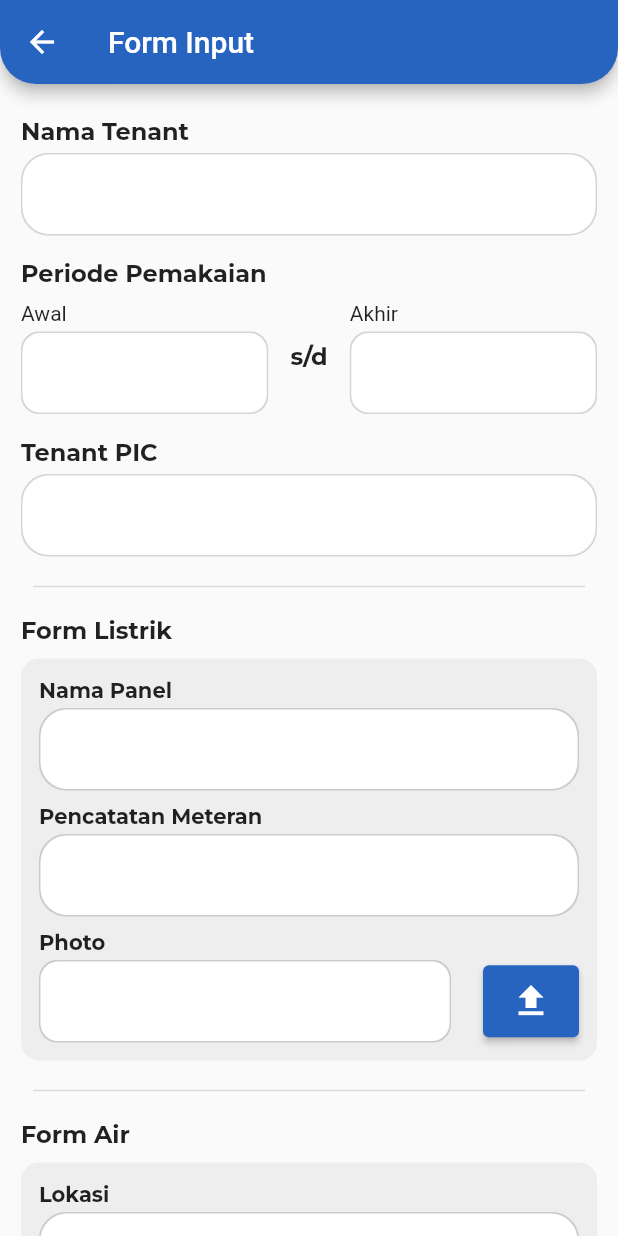
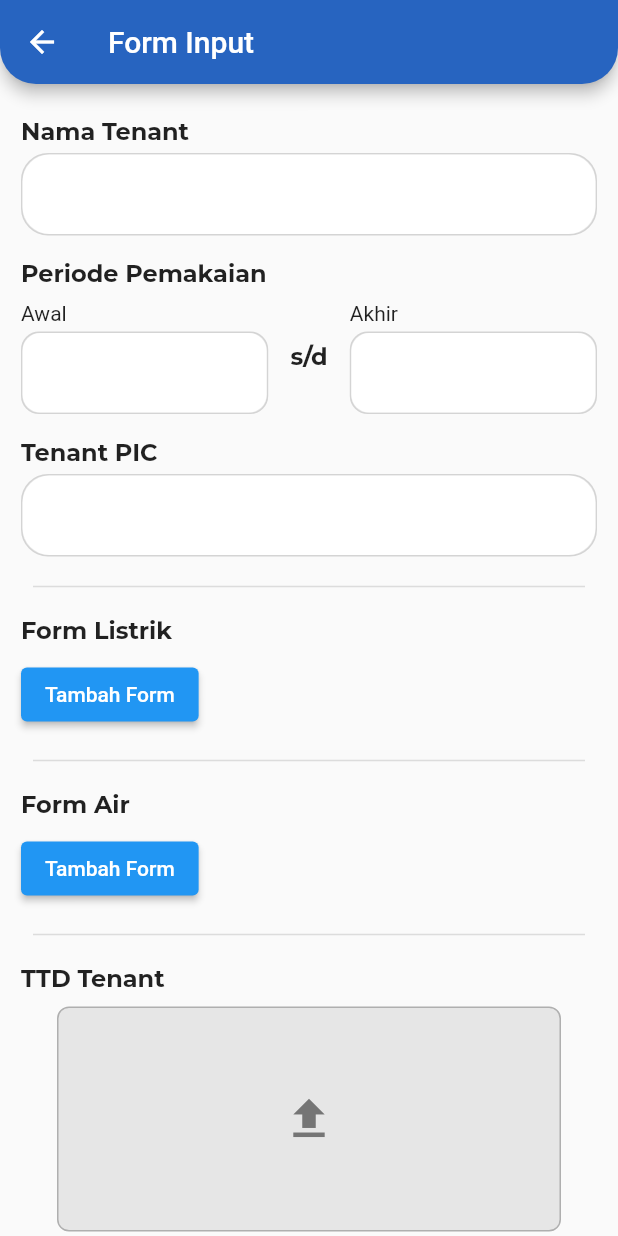
Before and after one commit to MauL08/Tenants, a Flutter app: the FormInputPage screen opened directly, on a phone screen of 412 x 824 dp. Run offline on Flutter 3.47's test engine with Material 2 defaults, Android fonts, the phone set to English and light mode, and no system bars; our stand-ins replace dio, get, google_fonts, hive; accounts and stored records are empty.

Commit message:
add dynamic form

```diff
--- a/lib/pages/form_input_page/form_input_page.dart
+++ b/lib/pages/form_input_page/form_input_page.dart
@@ -2,11 +2,16 @@ import 'package:flutter/material.dart';
 import 'package:tenantsapp/core/config/app_config.dart';
 import 'package:tenantsapp/widgets/text_field_widget/text_field_widget.dart';
 
-class FormInputPage extends StatelessWidget {
+class FormInputPage extends StatefulWidget {
   FormInputPage({Key? key}) : super(key: key);
 
-  var formListrikList = [];
-  var formAirList = [];
+  @override
+  State<FormInputPage> createState() => _FormInputPageState();
+}
+
+class _FormInputPageState extends State<FormInputPage> {
+  var formListrikList = <Widget>[];
+  var formAirList = <Widget>[];
 
   @override
   Widget build(BuildContext context) {
@@ -170,128 +175,9 @@ class FormInputPage extends StatelessWidget {
               ListView.separated(
                 primary: false,
                 shrinkWrap: true,
-                itemCount: 1,
+                itemCount: formListrikList.length,
                 itemBuilder: (context, index) {
-                  return Container(
-                    width: double.infinity,
-                    padding: EdgeInsets.all(12),
-                    decoration: BoxDecoration(
-                      color: Colors.grey.shade200,
-                      borderRadius: BorderRadius.circular(12),
-                    ),
-                    child: Column(
-                      children: [
-                        Column(
-                          crossAxisAlignment: CrossAxisAlignment.start,
-                          children: [
-                            Text(
-                              'Nama Panel',
-                              style: heading4Style,
-                            ),
-                            SizedBox(
-                              height: 4,
-                            ),
-                            TextFieldWidget(
-                                hint: '', inputType: TextInputType.text),
-                          ],
-                        ),
-                        SizedBox(height: 8),
-                        Column(
-                          crossAxisAlignment: CrossAxisAlignment.start,
-                          children: [
-                            Text(
-                              'Pencatatan Meteran',
-                              style: heading4Style,
-                            ),
-                            SizedBox(
-                              height: 4,
-                            ),
-                            TextFieldWidget(
-                              hint: '',
-                              inputType: TextInputType.text,
-                            ),
-                          ],
-                        ),
-                        SizedBox(height: 8),
-                        Column(
-                          crossAxisAlignment: CrossAxisAlignment.start,
-                          children: [
-                            Text(
-                              'Photo',
-                              style: heading4Style,
-                            ),
-                            SizedBox(
-                              height: 4,
-                            ),
-                            Row(
-                              mainAxisAlignment: MainAxisAlignment.spaceBetween,
-                              children: [
-                                Container(
-                                  width:
-                                      MediaQuery.of(context).size.width / 1.5,
-                                  decoration: BoxDecoration(
-                                    borderRadius:
-                                        BorderRadius.circular(paddingL),
-                                    color: Theme.of(context)
-                                        .colorScheme
-                                        .onSurface
-                                        .withOpacity(0.08),
-                                    border: Border.all(
-                                      color: Theme.of(context)
-                                          .colorScheme
-                                          .onSurface
-                                          .withOpacity(0.08),
-                                    ),
-                                  ),
-                                  child: Container(
-                                    padding: const EdgeInsets.only(bottom: 5),
-                                    decoration: BoxDecoration(
-                                        color: Theme.of(context)
-                                            .colorScheme
-                                            .surface,
-                                        borderRadius:
-                                            BorderRadius.circular(paddingL)),
-                                    child: TextField(
-                                      textInputAction: TextInputAction.search,
-                                      textAlignVertical:
-                                          TextAlignVertical.center,
-                                      maxLines: 1,
-                                      keyboardType: TextInputType.text,
-                                      onChanged: (v) {},
-                                      // controller: state.searchText,
-                                      style: normalTextStyle,
-                                      // onSubmitted: (v) {
-                                      //   state.getOrderList(context, 'all');
-                                      // },
-                                      decoration: const InputDecoration(
-                                        // hintText: "Search by No Order",
-                                        hintStyle: TextStyle(fontSize: 14),
-                                        alignLabelWithHint: true,
-                                        contentPadding:
-                                            EdgeInsets.all(paddingL),
-                                        border: InputBorder.none,
-                                      ),
-                                    ),
-                                  ),
-                                ),
-                                ElevatedButton(
-                                  style: ElevatedButton.styleFrom(
-                                    padding: const EdgeInsets.all(10),
-                                    primary: COLOR_PRIMARY,
-                                  ),
-                                  onPressed: () {},
-                                  child: const Icon(
-                                    Icons.upload,
-                                    size: 28,
-                                  ),
-                                )
-                              ],
-                            )
-                          ],
-                        ),
-                      ],
-                    ),
-                  );
+                  return formListrikWidget(context, index);
                 },
                 separatorBuilder: ((context, index) {
                   return Divider(
@@ -299,6 +185,18 @@ class FormInputPage extends StatelessWidget {
                   );
                 }),
               ),
+              formListrikList.isEmpty
+                  ? ElevatedButton(
+                      onPressed: () {
+                        setState(() {
+                          formListrikList.add(
+                            formListrikWidget(context, 0),
+                          );
+                        });
+                      },
+                      child: Text('Tambah Form'),
+                    )
+                  : Container(),
               SizedBox(height: 12),
               const Padding(
                 padding: EdgeInsets.symmetric(
@@ -317,141 +215,9 @@ class FormInputPage extends StatelessWidget {
               ListView.separated(
                 primary: false,
                 shrinkWrap: true,
-                itemCount: 1,
+                itemCount: formAirList.length,
                 itemBuilder: (context, index) {
-                  return Container(
-                    width: double.infinity,
-                    padding: EdgeInsets.all(12),
-                    decoration: BoxDecoration(
-                      color: Colors.grey.shade200,
-                      borderRadius: BorderRadius.circular(12),
-                    ),
-                    child: Column(
-                      children: [
-                        Column(
-                          crossAxisAlignment: CrossAxisAlignment.start,
-                          children: [
-                            Text(
-                              'Lokasi',
-                              style: heading4Style,
-                            ),
-                            SizedBox(
-                              height: 4,
-                            ),
-                            TextFieldWidget(
-                                hint: '', inputType: TextInputType.text),
-                          ],
-                        ),
-                        SizedBox(height: 8),
-                        Column(
-                          crossAxisAlignment: CrossAxisAlignment.start,
-                          children: [
-                            Text(
-                              'No. Seri',
-                              style: heading4Style,
-                            ),
-                            SizedBox(
-                              height: 4,
-                            ),
-                            TextFieldWidget(
-                                hint: '', inputType: TextInputType.text),
-                          ],
-                        ),
-                        SizedBox(height: 8),
-                        Column(
-                          crossAxisAlignment: CrossAxisAlignment.start,
-                          children: [
-                            Text(
-                              'Pencatatan Meteran Air',
-                              style: heading4Style,
-                            ),
-                            SizedBox(
-                              height: 4,
-                            ),
-                            TextFieldWidget(
-                                hint: '', inputType: TextInputType.text),
-                          ],
-                        ),
-                        SizedBox(height: 8),
-                        Column(
-                          crossAxisAlignment: CrossAxisAlignment.start,
-                          children: [
-                            Text(
-                              'Photo',
-                              style: heading4Style,
-                            ),
-                            SizedBox(
-                              height: 4,
-                            ),
-                            Row(
-                              mainAxisAlignment: MainAxisAlignment.spaceBetween,
-                              children: [
-                                Container(
-                                  width:
-                                      MediaQuery.of(context).size.width / 1.5,
-                                  decoration: BoxDecoration(
-                                    borderRadius:
-                                        BorderRadius.circular(paddingL),
-                                    color: Theme.of(context)
-                                        .colorScheme
-                                        .onSurface
-                                        .withOpacity(0.08),
-                                    border: Border.all(
-                                      color: Theme.of(context)
-                                          .colorScheme
-                                          .onSurface
-                                          .withOpacity(0.08),
-                                    ),
-                                  ),
-                                  child: Container(
-                                    padding: const EdgeInsets.only(bottom: 5),
-                                    decoration: BoxDecoration(
-                                        color: Theme.of(context)
-                                            .colorScheme
-                                            .surface,
-                                        borderRadius:
-                                            BorderRadius.circular(paddingL)),
-                                    child: TextField(
-                                      textInputAction: TextInputAction.search,
-                                      textAlignVertical:
-                                          TextAlignVertical.center,
-                                      maxLines: 1,
-                                      keyboardType: TextInputType.text,
-                                      onChanged: (v) {},
-                                      // controller: state.searchText,
-                                      style: normalTextStyle,
-                                      // onSubmitted: (v) {
-                                      //   state.getOrderList(context, 'all');
-                                      // },
-                                      decoration: const InputDecoration(
-                                        // hintText: "Search by No Order",
-                                        hintStyle: TextStyle(fontSize: 14),
-                                        alignLabelWithHint: true,
-                                        contentPadding:
-                                            EdgeInsets.all(paddingL),
-                                        border: InputBorder.none,
-                                      ),
-                                    ),
-                                  ),
-                                ),
-                                ElevatedButton(
-                                  style: ElevatedButton.styleFrom(
-                                    padding: const EdgeInsets.all(10),
-                                    primary: COLOR_PRIMARY,
-                                  ),
-                                  onPressed: () {},
-                                  child: const Icon(
-                                    Icons.upload,
-                                    size: 28,
-                                  ),
-                                )
-                              ],
-                            )
-                          ],
-                        ),
-                      ],
-                    ),
-                  );
+                  return formAirWidget(context, index);
                 },
                 separatorBuilder: ((context, index) {
                   return Divider(
@@ -459,6 +225,18 @@ class FormInputPage extends StatelessWidget {
                   );
                 }),
               ),
+              formAirList.isEmpty
+                  ? ElevatedButton(
+                      onPressed: () {
+                        setState(() {
+                          formAirList.add(
+                            formAirWidget(context, 0),
+                          );
+                        });
+                      },
+                      child: Text('Tambah Form'),
+                    )
+                  : Container(),
               SizedBox(height: 12),
               const Padding(
                 padding: EdgeInsets.symmetric(
@@ -538,4 +316,313 @@ class FormInputPage extends StatelessWidget {
       ),
     );
   }
+
+  Widget formListrikWidget(BuildContext context, int index) {
+    return Container(
+      width: double.infinity,
+      padding: EdgeInsets.all(12),
+      decoration: BoxDecoration(
+        color: Colors.grey.shade200,
+        borderRadius: BorderRadius.circular(12),
+      ),
+      child: Column(
+        children: [
+          Column(
+            crossAxisAlignment: CrossAxisAlignment.start,
+            children: [
+              Text(
+                'Nama Panel',
+                style: heading4Style,
+              ),
+              SizedBox(
+                height: 4,
+              ),
+              TextFieldWidget(hint: '', inputType: TextInputType.text),
+            ],
+          ),
+          SizedBox(height: 8),
+          Column(
+            crossAxisAlignment: CrossAxisAlignment.start,
+            children: [
+              Text(
+                'Pencatatan Meteran',
+                style: heading4Style,
+              ),
+              SizedBox(
+                height: 4,
+              ),
+              TextFieldWidget(
+                hint: '',
+                inputType: TextInputType.text,
+              ),
+            ],
+          ),
+          SizedBox(height: 8),
+          Column(
+            crossAxisAlignment: CrossAxisAlignment.start,
+            children: [
+              Text(
+                'Photo',
+                style: heading4Style,
+              ),
+              SizedBox(
+                height: 4,
+              ),
+              Row(
+                mainAxisAlignment: MainAxisAlignment.spaceBetween,
+                children: [
+                  Container(
+                    width: MediaQuery.of(context).size.width / 1.5,
+                    decoration: BoxDecoration(
+                      borderRadius: BorderRadius.circular(paddingL),
+                      color: Theme.of(context)
+                          .colorScheme
+                          .onSurface
+                          .withOpacity(0.08),
+                      border: Border.all(
+                        color: Theme.of(context)
+                            .colorScheme
+                            .onSurface
+                            .withOpacity(0.08),
+                      ),
+                    ),
+                    child: Container(
+                      padding: const EdgeInsets.only(bottom: 5),
+                      decoration: BoxDecoration(
+                          color: Theme.of(context).colorScheme.surface,
+                          borderRadius: BorderRadius.circular(paddingL)),
+                      child: TextField(
+                        textInputAction: TextInputAction.search,
+                        textAlignVertical: TextAlignVertical.center,
+                        maxLines: 1,
+                        keyboardType: TextInputType.text,
+                        onChanged: (v) {},
+                        // controller: state.searchText,
+                        style: normalTextStyle,
+                        // onSubmitted: (v) {
+                        //   state.getOrderList(context, 'all');
+                        // },
+                        decoration: const InputDecoration(
+                          // hintText: "Search by No Order",
+                          hintStyle: TextStyle(fontSize: 14),
+                          alignLabelWithHint: true,
+                          contentPadding: EdgeInsets.all(paddingL),
+                          border: InputBorder.none,
+                        ),
+                      ),
+                    ),
+                  ),
+                  ElevatedButton(
+                    style: ElevatedButton.styleFrom(
+                      padding: const EdgeInsets.all(10),
+                      primary: COLOR_PRIMARY,
+                    ),
+                    onPressed: () {},
+                    child: const Icon(
+                      Icons.upload,
+                      size: 28,
+                    ),
+                  )
+                ],
+              )
+            ],
+          ),
+          SizedBox(
+            height: 12,
+          ),
+          Row(
+            mainAxisAlignment: MainAxisAlignment.start,
+            children: [
+              formListrikList.length < 3
+                  ? ElevatedButton(
+                      onPressed: () {
+                        setState(() {
+                          formListrikList.add(
+                            formListrikWidget(context, index),
+                          );
+                        });
+                      },
+                      child: Text('Tambah Form'),
+                    )
+                  : Container(),
+              SizedBox(
+                width: 8,
+              ),
+              ElevatedButton(
+                style: ElevatedButton.styleFrom(
+                  primary: Color.fromARGB(255, 255, 17, 0),
+                ),
+                onPressed: () {
+                  setState(() {
+                    formListrikList.removeAt(index);
+                  });
+                },
+                child: Text('Hapus Form'),
+              ),
+            ],
+          ),
+        ],
+      ),
+    );
+  }
+
+  Widget formAirWidget(BuildContext context, int index) {
+    return Container(
+      width: double.infinity,
+      padding: EdgeInsets.all(12),
+      decoration: BoxDecoration(
+        color: Colors.grey.shade200,
+        borderRadius: BorderRadius.circular(12),
+      ),
+      child: Column(
+        children: [
+          Column(
+            crossAxisAlignment: CrossAxisAlignment.start,
+            children: [
+              Text(
+                'Lokasi',
+                style: heading4Style,
+              ),
+              SizedBox(
+                height: 4,
+              ),
+              TextFieldWidget(hint: '', inputType: TextInputType.text),
+            ],
+          ),
+          SizedBox(height: 8),
+          Column(
+            crossAxisAlignment: CrossAxisAlignment.start,
+            children: [
+              Text(
+                'No. Seri',
+                style: heading4Style,
+              ),
+              SizedBox(
+                height: 4,
+              ),
+              TextFieldWidget(hint: '', inputType: TextInputType.text),
+            ],
+          ),
+          SizedBox(height: 8),
+          Column(
+            crossAxisAlignment: CrossAxisAlignment.start,
+            children: [
+              Text(
+                'Pencatatan Meteran Air',
+                style: heading4Style,
+              ),
+              SizedBox(
+                height: 4,
+              ),
+              TextFieldWidget(hint: '', inputType: TextInputType.text),
+            ],
+          ),
+          SizedBox(height: 8),
+          Column(
+            crossAxisAlignment: CrossAxisAlignment.start,
+            children: [
+              Text(
+                'Photo',
+                style: heading4Style,
+              ),
+              SizedBox(
+                height: 4,
+              ),
+              Row(
+                mainAxisAlignment: MainAxisAlignment.spaceBetween,
+                children: [
+                  Container(
+                    width: MediaQuery.of(context).size.width / 1.5,
+                    decoration: BoxDecoration(
+                      borderRadius: BorderRadius.circular(paddingL),
+                      color: Theme.of(context)
+                          .colorScheme
+                          .onSurface
+                          .withOpacity(0.08),
+                      border: Border.all(
+                        color: Theme.of(context)
+                            .colorScheme
+                            .onSurface
+                            .withOpacity(0.08),
+                      ),
+                    ),
+                    child: Container(
+                      padding: const EdgeInsets.only(bottom: 5),
+                      decoration: BoxDecoration(
+                          color: Theme.of(context).colorScheme.surface,
+                          borderRadius: BorderRadius.circular(paddingL)),
+                      child: TextField(
+                        textInputAction: TextInputAction.search,
+                        textAlignVertical: TextAlignVertical.center,
+                        maxLines: 1,
+                        keyboardType: TextInputType.text,
+                        onChanged: (v) {},
+                        // controller: state.searchText,
+                        style: normalTextStyle,
+                        // onSubmitted: (v) {
+                        //   state.getOrderList(context, 'all');
+                        // },
+                        decoration: const InputDecoration(
+                          // hintText: "Search by No Order",
+                          hintStyle: TextStyle(fontSize: 14),
+                          alignLabelWithHint: true,
+                          contentPadding: EdgeInsets.all(paddingL),
+                          border: InputBorder.none,
+                        ),
+                      ),
+                    ),
+                  ),
+                  ElevatedButton(
+                    style: ElevatedButton.styleFrom(
+                      padding: const EdgeInsets.all(10),
+                      primary: COLOR_PRIMARY,
+                    ),
+                    onPressed: () {},
+                    child: const Icon(
+                      Icons.upload,
+                      size: 28,
+                    ),
+                  )
+                ],
+              )
+            ],
+          ),
+          SizedBox(
+            height: 12,
+          ),
+          Row(
+            mainAxisAlignment: MainAxisAlignment.start,
+            children: [
+              formAirList.length < 3
+                  ? ElevatedButton(
+                      onPressed: () {
+                        setState(() {
+                          formAirList.add(
+                            formAirWidget(context, index),
+                          );
+                        });
+                      },
+                      child: Text('Tambah Form'),
+                    )
+                  : Container(),
+              SizedBox(
+                width: 8,
+              ),
+              ElevatedButton(
+                style: ElevatedButton.styleFrom(
+                  primary: Color.fromARGB(255, 255, 17, 0),
+                ),
+                onPressed: () {
+                  setState(() {
+                    formAirList.removeAt(index);
+                  });
+                },
+                child: Text('Hapus Form'),
+              ),
+            ],
+          ),
+        ],
+      ),
+    );
+  }
 }
```
